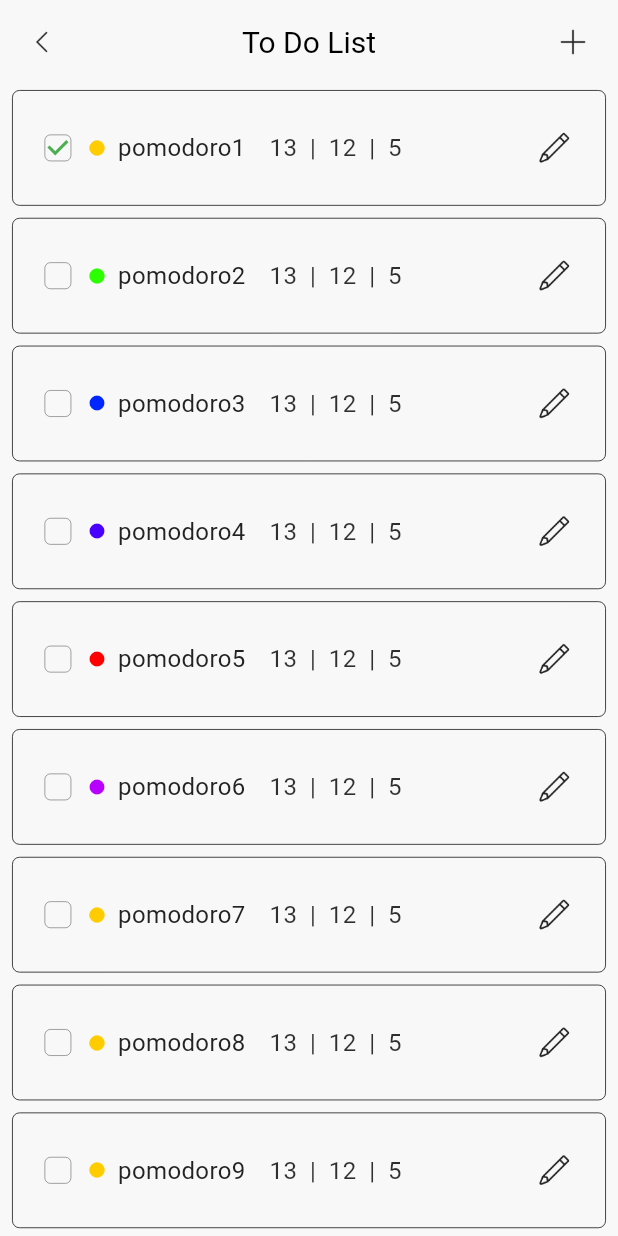
After one commit to kmwh/pomoslime, a Flutter app: the screen it shows after launch, after a tap on "pomodoro1", on a phone screen of 412 x 824 dp. The commit adds this screen. Run offline on Flutter 3.47's test engine with Material 3 defaults, Android fonts, the phone set to English and light mode, and no system bars; our stand-ins replace flutter_heatmap_calendar, hive, hive_flutter, lottie; accounts and stored records are empty.

Commit message:
FEAT: 할 일 추가 기능 도입

```diff
--- a/lib/main.dart
+++ b/lib/main.dart
@@ -4,7 +4,6 @@ import 'package:pomoslime/model/calender_data_model.dart';
 import 'package:pomoslime/model/user_data_model.dart';
 import 'package:pomoslime/provider/background_usage_provider.dart';
 import 'package:pomoslime/provider/calender_provider.dart';
-import 'package:pomoslime/provider/current_to_do_provider.dart';
 import 'package:pomoslime/provider/focus_immediately_provider.dart';
 import 'package:pomoslime/provider/language_provider.dart';
 import 'package:pomoslime/provider/timer_provider.dart';
@@ -34,9 +33,6 @@ void main() async {
       providers: [
         ChangeNotifierProvider(
           create: (context) => BackgroundUsageProvider(userData),
-        ),
-        ChangeNotifierProvider(
-          create: (context) => CurrentToDoProvider(userData),
         ),
         ChangeNotifierProvider(
           create: (context) => FocusImmediatelyProvider(userData),
--- a/lib/provider/theme_provider.dart
+++ b/lib/provider/theme_provider.dart
@@ -20,8 +20,10 @@ class ThemeProvider with ChangeNotifier {
     colorScheme: const ColorScheme.dark(
       surface: Colors.black,
       surfaceBright: Color(0xFF111111),
-      surfaceContainerLowest: Color.fromRGBO(255, 255, 255, 0.2),
+      surfaceContainer: Color.fromRGBO(255, 255, 255, 0.1),
+      surfaceContainerLowest: Color.fromRGBO(255, 255, 255, 0.4),
       primary: Color(0xFFFFFFFF),
+      primaryContainer: Color.fromRGBO(255, 255, 255, 0.668),
       secondary: Color.fromARGB(255, 196, 196, 196),
     ),
   );
@@ -31,8 +33,10 @@ class ThemeProvider with ChangeNotifier {
     colorScheme: const ColorScheme.light(
       surface: Color(0xFFF7F8F7),
       surfaceBright: Colors.white,
-      surfaceContainerLowest: Color.fromRGBO(0, 0, 0, 0.2),
+      surfaceContainer: Color.fromRGBO(0, 0, 0, 0.1),
+      surfaceContainerLowest: Color.fromRGBO(0, 0, 0, 0.4),
       primary: Color(0xFF222222),
+      primaryContainer: Color.fromRGBO(0, 0, 0, 0.812),
       secondary: Color.fromARGB(255, 255, 206, 8),
     ),
   );
--- a/lib/provider/to_do_list_provider.dart
+++ b/lib/provider/to_do_list_provider.dart
@@ -7,23 +7,38 @@ class ToDoListProvider with ChangeNotifier {
   ToDoListProvider(this._userData);
 
   List<List> get toDoList => _userData.toDoList;
+
   int get toDoListLength => _userData.toDoList.length;
 
-  void addToDoList(List newToDo) {
+  int get currentToDo => _userData.currentToDo;
+
+  String get currentToDoName => _userData.toDoList[_userData.currentToDo][0];
+
+  int get currentToDoColor => _userData.toDoList[_userData.currentToDo][5];
+
+  void setCurrentToDo(int index) {
+    _userData.currentToDo = index;
+    _userData.currentSession = 0;
+    _userData.save();
+
+    notifyListeners();
+  }
+
+  void addToDo(List newToDo) {
     _userData.toDoList.add(newToDo);
     _userData.save();
 
     notifyListeners();
   }
 
-  void deleteToDoList(int index) {
+  void deleteToDo(int index) {
     _userData.toDoList.removeAt(index);
     _userData.save();
 
     notifyListeners();
   }
 
-  void updateToDoList(int index, List updatedToDo) {
+  void updateToDo(int index, List updatedToDo) {
     _userData.toDoList[index] = updatedToDo;
     _userData.save();
 
--- /dev/null
+++ b/lib/screens/to_do_list_screen.dart
@@ -0,0 +1,62 @@
+import 'package:flutter/material.dart';
+import 'package:pomoslime/screens/to_do_screen.dart';
+import 'package:pomoslime/widgets/to_do_list/to_do_list_items.dart';
+
+class ToDoListScreen extends StatefulWidget {
+  const ToDoListScreen({super.key});
+
+  @override
+  State<ToDoListScreen> createState() => _ToDoListScreenState();
+}
+
+class _ToDoListScreenState extends State<ToDoListScreen> {
+  @override
+  Widget build(BuildContext context) {
+    return Scaffold(
+      backgroundColor: Theme.of(context).colorScheme.surface,
+      appBar: AppBar(
+        title: const Text(
+          "To Do List",
+          style: TextStyle(
+            fontSize: 20,
+            fontWeight: FontWeight.w400,
+          ),
+        ),
+        centerTitle: true,
+        leading: IconButton(
+          onPressed: () {
+            Navigator.pop(context);
+          },
+          icon: Image.asset(
+            "assets/images/arrow_left.png",
+            color: Theme.of(context).colorScheme.primary,
+            width: 26,
+          ),
+        ),
+        actions: [
+          Padding(
+            padding: const EdgeInsets.only(right: 6),
+            child: IconButton(
+              onPressed: () {
+                Navigator.push(
+                  context,
+                  MaterialPageRoute(
+                    builder: (context) => const ToDoScreen(
+                      index: -1,
+                    ),
+                  ),
+                );
+              },
+              icon: Image.asset(
+                "assets/images/plus.png",
+                width: 26,
+                color: Theme.of(context).colorScheme.primary,
+              ),
+            ),
+          ),
+        ],
+      ),
+      body: const ToDoListItems(),
+    );
+  }
+}
--- a/lib/widgets/calender/calender_tile.dart
+++ b/lib/widgets/calender/calender_tile.dart
@@ -15,6 +15,7 @@ class CalenderTile extends StatelessWidget {
     return Container(
       decoration: BoxDecoration(
         color: Theme.of(context).colorScheme.surfaceBright,
+        borderRadius: BorderRadius.circular(5),
       ),
       child: Padding(
         padding: const EdgeInsets.symmetric(
--- a/lib/widgets/timer/timer_buttons.dart
+++ b/lib/widgets/timer/timer_buttons.dart
@@ -23,7 +23,7 @@ class _TimerButtonsState extends State<TimerButtons> {
                   ? provider.onPausePressed
                   : provider.onStartPressed,
               icon: Image.asset(
-                height: 40,
+                height: 32,
                 provider.isRunning
                     ? "assets/images/pause.png"
                     : "assets/images/play.png",
@@ -31,14 +31,14 @@ class _TimerButtonsState extends State<TimerButtons> {
               ),
             ),
             const SizedBox(
-              width: 14,
+              width: 10,
               height: 0,
             ),
             (!provider.isRunning && !provider.isInit)
                 ? IconButton(
                     onPressed: provider.onCancelPressed,
                     icon: Image.asset(
-                      height: 40,
+                      height: 32,
                       "assets/images/cancel.png",
                       color: Theme.of(context).colorScheme.primary,
                     ),
--- a/lib/widgets/timer/timer_session.dart
+++ b/lib/widgets/timer/timer_session.dart
@@ -17,8 +17,8 @@ class TimerSession extends StatelessWidget {
           widgetToAdd = const SizedBox(width: 8);
         } else if (i % 2 == 0) {
           widgetToAdd = Container(
-            width: 10,
-            height: 10,
+            width: 9,
+            height: 9,
             decoration: BoxDecoration(
               color: (i < provider.currentSession)
                   ? Theme.of(context).colorScheme.secondary
@@ -31,7 +31,7 @@ class TimerSession extends StatelessWidget {
             ),
           );
         } else {
-          widgetToAdd = const SizedBox(width: 2.5);
+          widgetToAdd = const SizedBox(width: 3);
         }
         group.add(widgetToAdd);
       }
--- /dev/null
+++ b/lib/widgets/to_do_list/to_do_list_items.dart
@@ -0,0 +1,135 @@
+import 'package:flutter/material.dart';
+import 'package:pomoslime/provider/timer_provider.dart';
+import 'package:pomoslime/provider/to_do_list_provider.dart';
+import 'package:pomoslime/screens/to_do_screen.dart';
+import 'package:pomoslime/widgets/to_do_list/change_to_do_dialog.dart';
+import 'package:provider/provider.dart';
+
+class ToDoListItems extends StatefulWidget {
+  const ToDoListItems({super.key});
+
+  @override
+  State<ToDoListItems> createState() => _ToDoListItemsState();
+}
+
+class _ToDoListItemsState extends State<ToDoListItems> {
+  void showToDoDialog(int index) {
+    if (!context.read<TimerProvider>().isInit) {
+      showDialog(
+        context: context,
+        builder: (context) {
+          return ChangeToDoDialog(index: index);
+        },
+      );
+    } else {
+      context.read<ToDoListProvider>().setCurrentToDo(index);
+      context.read<TimerProvider>().onCancelPressed();
+    }
+  }
+
+  @override
+  Widget build(BuildContext context) {
+    return SingleChildScrollView(
+      child: Consumer<ToDoListProvider>(
+        builder: (context, provider, child) {
+          return ListView.builder(
+            physics: const NeverScrollableScrollPhysics(),
+            shrinkWrap: true,
+            itemCount: provider.toDoListLength,
+            itemBuilder: (context, index) {
+              return Padding(
+                padding: const EdgeInsets.symmetric(
+                  horizontal: 8,
+                  vertical: 4,
+                ),
+                child: InkWell(
+                  onTap: () => showToDoDialog(index),
+                  child: Container(
+                    padding: const EdgeInsets.symmetric(
+                      vertical: 14,
+                      horizontal: 10,
+                    ),
+                    decoration: BoxDecoration(
+                      border: Border.all(
+                          width: 0.6,
+                          color:
+                              Theme.of(context).colorScheme.primaryContainer),
+                      borderRadius: BorderRadius.circular(5),
+                    ),
+                    child: Row(
+                      mainAxisAlignment: MainAxisAlignment.spaceBetween,
+                      children: [
+                        Row(
+                          children: [
+                            Checkbox(
+                              value: provider.currentToDo == index,
+                              onChanged: (value) {},
+                              materialTapTargetSize:
+                                  MaterialTapTargetSize.shrinkWrap,
+                              shape: RoundedRectangleBorder(
+                                borderRadius: BorderRadius.circular(4.0),
+                              ),
+                              side: WidgetStateBorderSide.resolveWith(
+                                (states) => BorderSide(
+                                    width: 0.6,
+                                    color: Theme.of(context)
+                                        .colorScheme
+                                        .surfaceContainerLowest),
+                              ),
+                              checkColor: Colors.green,
+                              activeColor: Colors.transparent,
+                            ),
+                            Icon(
+                              Icons.circle,
+                              size: 12,
+                              color: Color(provider.toDoList[index][5]),
+                            ),
+                            const SizedBox(width: 8),
+                            Text(
+                              provider.toDoList[index][0],
+                              style: TextStyle(
+                                color: Theme.of(context).colorScheme.primary,
+                                fontSize: 16,
+                              ),
+                            ),
+                            const SizedBox(width: 16),
+                            Text(
+                              "${provider.toDoList[index][1].toString()}  |  ${provider.toDoList[index][2].toString()}  |  ${provider.toDoList[index][3].toString()}",
+                              style: TextStyle(
+                                color: Theme.of(context)
+                                    .colorScheme
+                                    .primaryContainer,
+                                fontSize: 16,
+                              ),
+                            ),
+                          ],
+                        ),
+                        IconButton(
+                          onPressed: () {
+                            Navigator.push(
+                              context,
+                              MaterialPageRoute(
+                                builder: (context) => ToDoScreen(
+                                  index: index,
+                                ),
+                              ),
+                            );
+                          },
+                          icon: Image.asset(
+                            "assets/images/pencil.png",
+                            width: 30,
+                            color: Theme.of(context).colorScheme.primary,
+                          ),
+                        ),
+                      ],
+                    ),
+                  ),
+                ),
+              );
+            },
+          );
+        },
+      ),
+    );
+  }
+}
```
Also changed, not shown: lib/provider/current_to_do_provider.dart (deleted, +0 -24 lines), lib/screens/to_do_screen.dart (added, +41 -0 lines), lib/widgets/timer/to_do.dart (+18 -119 lines), lib/widgets/to_do_list/change_to_do_dialog.dart (added, +63 -0 lines), assets/images/arrow_left.png (added), assets/images/pencil.png (added), assets/images/plus.png (added).
